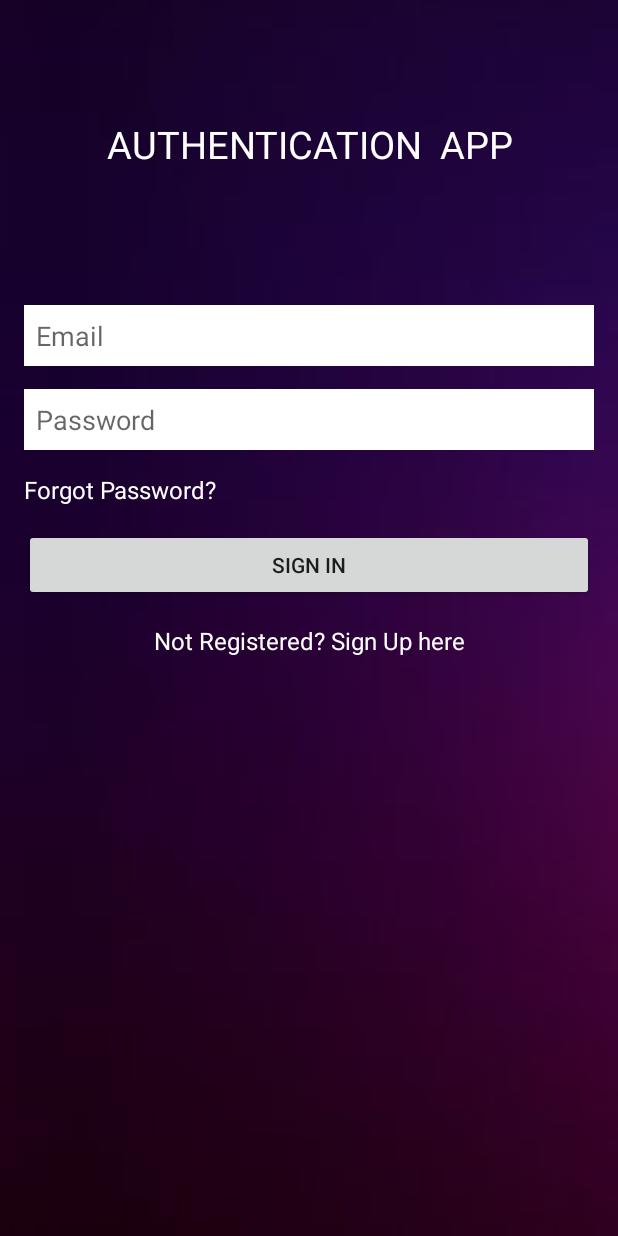
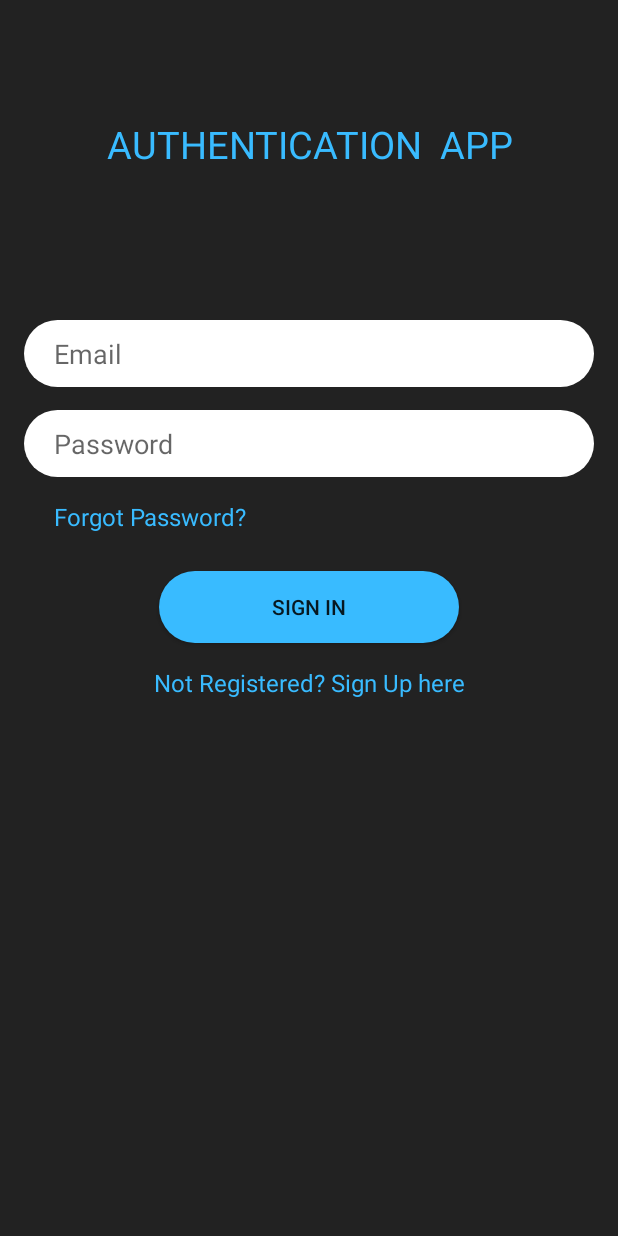
Before and after one commit to undiscovered-genius/login_firebase, an Android app: the screen it shows after launch (loginActivity), after a tap on "Already have an account? Sign in here", on a phone screen of 412 x 824 dp. Run offline under Robolectric (Android 15) with nearby library versions, the phone set to English and light mode, and no system bars; our stand-ins replace Firebase (no records; nobody signed in at launch, a user with empty details on screens opened directly); 1 statement that could not run was skipped; 1 other tap on this screen came first.

Commit message:
Better UI

```diff
--- a/app/src/main/java/com/example/login/MainActivity.java
+++ b/app/src/main/java/com/example/login/MainActivity.java
@@ -1,4 +1,6 @@
 package com.example.login;
+
+//package com.example.login;
 
 import android.content.Intent;
 import android.os.Bundle;
--- /dev/null
+++ b/app/src/main/res/drawable/button_corner.xml
@@ -0,0 +1,5 @@
+<?xml version="1.0" encoding="utf-8"?>
+<shape xmlns:android="http://schemas.android.com/apk/res/android" >
+    <solid android:color="#39bbff"></solid>
+    <corners android:radius="200dp"></corners>
+</shape>
--- /dev/null
+++ b/app/src/main/res/drawable/edittext.xml
@@ -0,0 +1,6 @@
+<?xml version="1.0" encoding="utf-8"?>
+<shape xmlns:android="http://schemas.android.com/apk/res/android">
+    <solid android:color="#fff"></solid>
+    <corners android:radius="85dp"></corners>
+
+</shape>
--- /dev/null
+++ b/app/src/main/res/drawable/profile_corner.xml
@@ -0,0 +1,5 @@
+<?xml version="1.0" encoding="utf-8"?>
+<shape xmlns:android="http://schemas.android.com/apk/res/android" >
+            <solid android:color="#fff"></solid>
+            <corners android:radius="30dp"></corners>
+</shape>
--- a/app/src/main/res/layout/activity_login.xml
+++ b/app/src/main/res/layout/activity_login.xml
@@ -4,7 +4,7 @@
     xmlns:tools="http://schemas.android.com/tools"
     android:layout_width="match_parent"
     android:layout_height="match_parent"
-    android:background="@drawable/wall1"
+    android:background="#222222"
     tools:context=".loginActivity">
 
     <EditText
@@ -12,13 +12,14 @@
         android:layout_width="0dp"
         android:layout_height="wrap_content"
         android:layout_marginStart="16dp"
-        android:layout_marginTop="90dp"
+        android:layout_marginTop="100dp"
         android:layout_marginEnd="16dp"
-        android:background="@color/common_google_signin_btn_text_dark_default"
+        android:background="@drawable/edittext"
         android:ems="10"
         android:hint="Email"
         android:inputType="textEmailAddress"
-        android:padding="8dp"
+        android:padding="10dp"
+        android:paddingStart="20dp"
         app:layout_constraintEnd_toEndOf="parent"
         app:layout_constraintStart_toStartOf="parent"
         app:layout_constraintTop_toBottomOf="@+id/textView3" />
@@ -30,11 +31,12 @@
         android:layout_marginStart="16dp"
         android:layout_marginTop="15dp"
         android:layout_marginEnd="16dp"
-        android:background="@color/common_google_signin_btn_text_dark_pressed"
+        android:background="@drawable/edittext"
         android:ems="10"
         android:hint="Password"
         android:inputType="textPassword"
-        android:padding="8dp"
+        android:padding="10dp"
+        android:paddingStart="20dp"
         app:layout_constraintEnd_toEndOf="parent"
         app:layout_constraintStart_toStartOf="parent"
         app:layout_constraintTop_toBottomOf="@+id/editText" />
@@ -48,7 +50,7 @@
         android:layout_marginEnd="16dp"
         android:text="Not Registered? Sign Up here"
         android:textAlignment="center"
-        android:textColor="#FFFFFF"
+        android:textColor="#39bbff"
         android:textSize="16sp"
         app:layout_constraintEnd_toEndOf="parent"
         app:layout_constraintStart_toStartOf="parent"
@@ -56,14 +58,14 @@
 
     <Button
         android:id="@+id/button"
-        android:layout_width="0dp"
+        android:layout_width="200dp"
         android:layout_height="wrap_content"
         android:layout_marginStart="16dp"
-        android:layout_marginTop="15dp"
+        android:layout_marginTop="25dp"
         android:layout_marginEnd="16dp"
+        android:background="@drawable/button_corner"
         android:text="Sign In"
         app:layout_constraintEnd_toEndOf="parent"
-        app:layout_constraintHorizontal_bias="1.0"
         app:layout_constraintStart_toStartOf="parent"
         app:layout_constraintTop_toBottomOf="@+id/forgotpassword" />
 
@@ -75,13 +77,14 @@
         android:layout_marginEnd="16dp"
         android:text="AUTHENTICATION  APP"
         android:textAlignment="center"
-        android:textColor="#FFFFFF"
+        android:textColor="#39bbff"
         android:textSize="25sp"
         app:layout_constraintBottom_toBottomOf="parent"
         app:layout_constraintEnd_toEndOf="parent"
         app:layout_constraintStart_toStartOf="parent"
         app:layout_constraintTop_toTopOf="parent"
-        app:layout_constraintVertical_bias="0.100000024" />
+        app:layout_constraintVertical_bias="0.100000024"
+        app:textAllCaps="true" />
 
     <TextView
         android:id="@+id/forgotpassword"
@@ -90,9 +93,10 @@
         android:layout_marginStart="16dp"
         android:layout_marginTop="15dp"
         android:layout_marginEnd="16dp"
+        android:paddingStart="20dp"
         android:text="Forgot Password?"
         android:textAlignment="textStart"
-        android:textColor="#FFFFFF"
+        android:textColor="#39bbff"
         android:textSize="16sp"
         app:layout_constraintEnd_toEndOf="parent"
         app:layout_constraintStart_toStartOf="parent"
--- a/app/src/main/res/layout/activity_scanner.xml
+++ b/app/src/main/res/layout/activity_scanner.xml
@@ -10,6 +10,7 @@
     tools:context=".MainActivity">
 
     <Button
+        android:id="@+id/scan"
         android:layout_width="296dp"
         android:layout_height="wrap_content"
         android:background="#383838"
```
Also changed, not shown: app/src/main/java/com/example/login/Scanner.java (+9 -0 lines), app/src/main/res/layout/activity_details.xml (+11 -8 lines), app/src/main/res/layout/activity_home.xml (+27 -25 lines), app/src/main/res/layout/activity_main.xml (+12 -4 lines), app/src/main/res/drawable/wall1.jpg (deleted). Lines whose indentation alone changed are shown as unchanged.
